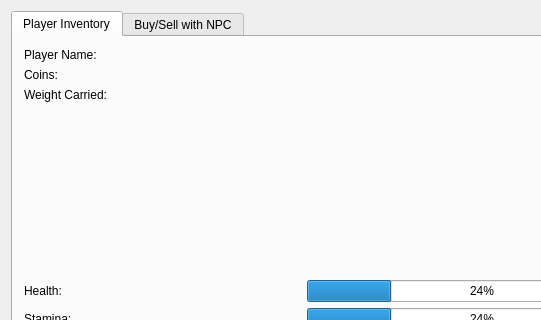
Above: QtProject/mainwindow.ui from Numbstrike/455 before the change; both pictures show x 0 to 541 and y 0 to 320 of the 1319 by 766 pixel window. Below: the same form after it.
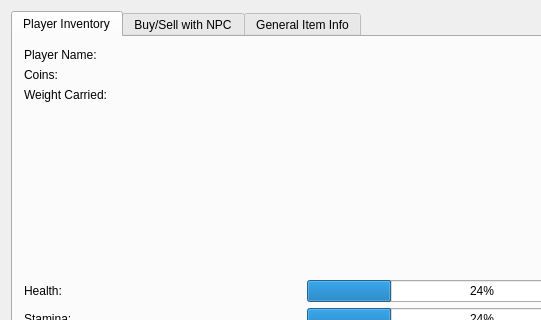
That is the form after the change.

What changed in the file:
```diff
--- a/QtProject/mainwindow.ui
+++ b/QtProject/mainwindow.ui
@@ -490,6 +490,11 @@
         </item>
        </layout>
       </widget>
+      <widget class="QWidget" name="itemInfoTab">
+       <attribute name="title">
+        <string>General Item Info</string>
+       </attribute>
+      </widget>
      </widget>
     </item>
    </layout>
```
